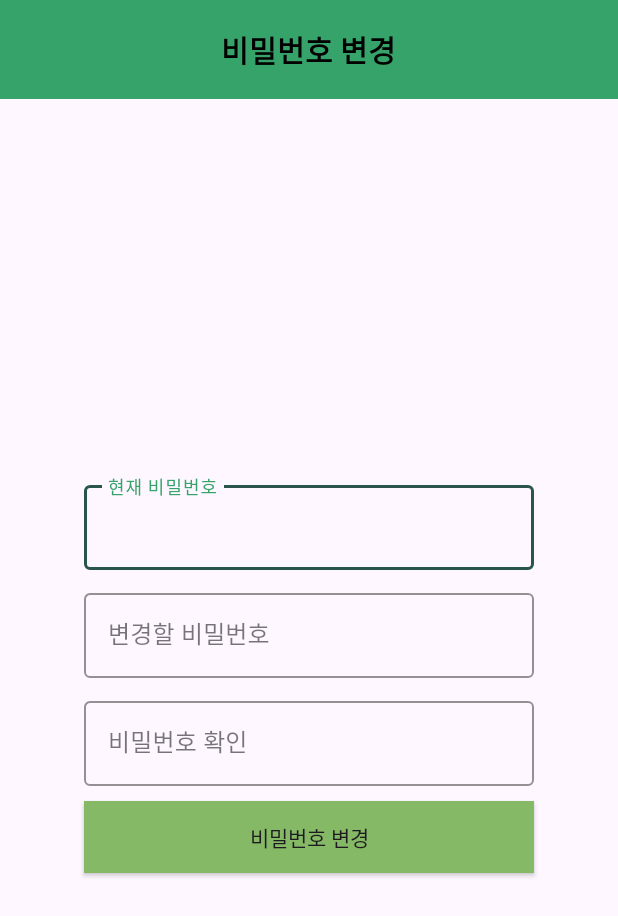
After one commit to alsgudans/cropdiary, an Android app: the ChangepasswordActivity screen opened directly, with no data from a screen before it, on a phone screen of 412 x 824 dp. The commit adds this screen. Shown: the top 916 px of the screen. Run offline under Robolectric (Android 15) with nearby library versions, the phone set to English and light mode, and no system bars; our stand-ins replace Firebase (no records; nobody signed in at launch, a user with empty details on screens opened directly).

Commit message:
비밀번호, 닉네임 변경 기능 완성

```diff
--- a/app/src/main/AndroidManifest.xml
+++ b/app/src/main/AndroidManifest.xml
@@ -12,6 +12,12 @@
         android:supportsRtl="true"
         android:theme="@style/Theme.Mycrodiary"
         tools:targetApi="31">
+        <activity
+            android:name=".Setting_Pages.ChangenicknameActivity"
+            android:exported="false" />
+        <activity
+            android:name=".Setting_Pages.ChangepasswordActivity"
+            android:exported="false" />
         <activity
             android:name=".Cropdiary_Pages.CropdiaryinfopageActivity"
             android:exported="false" />
--- /dev/null
+++ b/app/src/main/java/com/example/mycrodiary/Setting_Pages/ChangepasswordActivity.kt
@@ -0,0 +1,57 @@
+package com.example.mycrodiary.Setting_Pages
+
+import android.os.Bundle
+import android.widget.Toast
+import androidx.appcompat.app.AppCompatActivity
+import com.example.mycrodiary.databinding.ActivityChangepasswordBinding
+import com.google.firebase.auth.EmailAuthProvider
+import com.google.firebase.auth.FirebaseAuth
+
+class ChangepasswordActivity : AppCompatActivity() {
+    private lateinit var auth: FirebaseAuth
+
+    override fun onCreate(savedInstanceState: Bundle?) {
+        super.onCreate(savedInstanceState)
+        val binding = ActivityChangepasswordBinding.inflate(layoutInflater)
+        setContentView(binding.root)
+
+        auth = FirebaseAuth.getInstance()
+
+        binding.changePasswordBtn.setOnClickListener {
+            val currentPassword = binding.nowPassword.text.toString()
+            val newPassword = binding.changePassword.text.toString()
+            val newPasswordConfirm = binding.checkChangedPassword.text.toString()
+
+            if (newPassword != newPasswordConfirm) {
+                showToast("새 비밀번호가 일치하지 않습니다.")
+                return@setOnClickListener
+            }
+
+            val user = auth.currentUser
+            if (user != null && user.email != null) {
+                val credential = EmailAuthProvider.getCredential(user.email!!, currentPassword)
+
+                // 현재 비밀번호 확인
+                user.reauthenticate(credential).addOnCompleteListener { reAuthTask ->
+                    if (reAuthTask.isSuccessful) {
+                        // 새 비밀번호 설정
+                        user.updatePassword(newPassword).addOnCompleteListener { updateTask ->
+                            if (updateTask.isSuccessful) {
+                                showToast("비밀번호가 성공적으로 변경되었습니다.")
+                                finish()
+                            } else {
+                                showToast("비밀번호 변경 중 오류가 발생했습니다.")
+                            }
+                        }
+                    } else {
+                        showToast("현재 비밀번호가 올바르지 않습니다.")
+                    }
+                }
+            }
+        }
+    }
+
+    private fun showToast(message: String) {
+        Toast.makeText(this, message, Toast.LENGTH_SHORT).show()
+    }
+}
--- /dev/null
+++ b/app/src/main/res/layout/activity_changepassword.xml
@@ -0,0 +1,99 @@
+<?xml version="1.0" encoding="utf-8"?>
+<LinearLayout xmlns:android="http://schemas.android.com/apk/res/android"
+    xmlns:app="http://schemas.android.com/apk/res-auto"
+    xmlns:tools="http://schemas.android.com/tools"
+    android:id="@+id/main"
+    android:layout_width="match_parent"
+    android:layout_height="match_parent"
+    android:orientation="vertical"
+    tools:context=".Setting_Pages.ChangepasswordActivity">
+    <com.google.android.material.appbar.AppBarLayout
+        android:layout_width="match_parent"
+        android:layout_height="wrap_content"
+        android:background="@color/main_color"
+        android:gravity="center"
+        >
+
+        <TextView
+            android:layout_width="wrap_content"
+            android:layout_height="wrap_content"
+            android:padding="18dp"
+            android:text="비밀번호 변경"
+            android:textSize="20dp"
+            android:textStyle="bold"
+            android:textColor="@color/black"
+            />
+
+    </com.google.android.material.appbar.AppBarLayout>
+
+    <LinearLayout
+        android:layout_width="match_parent"
+        android:layout_height="match_parent"
+        android:orientation="vertical"
+        android:gravity="center">
+
+        <com.google.android.material.textfield.TextInputLayout
+            style="@style/Widget.MaterialComponents.TextInputLayout.OutlinedBox"
+            app:boxStrokeColor="@color/bulu_green"
+            android:layout_width="wrap_content"
+            android:layout_height="wrap_content"
+            android:layout_marginTop="10dp"
+            >
+
+            <com.google.android.material.textfield.TextInputEditText
+                android:id="@+id/now_password"
+                android:layout_width="300dp"
+                android:layout_height="wrap_content"
+                android:hint="현재 비밀번호"/>
+
+        </com.google.android.material.textfield.TextInputLayout>
+
+
+        <com.google.android.material.textfield.TextInputLayout
+            style="@style/Widget.MaterialComponents.TextInputLayout.OutlinedBox"
+            app:boxStrokeColor="@color/bulu_green"
+            android:layout_width="wrap_content"
+            android:layout_height="wrap_content"
+            android:layout_marginTop="10dp"
+            >
+
+            <com.google.android.material.textfield.TextInputEditText
+                android:id="@+id/change_password"
+                android:layout_width="300dp"
+                android:layout_height="wrap_content"
+                android:hint="변경할 비밀번호"/>
+
+        </com.google.android.material.textfield.TextInputLayout>
+
+        <com.google.android.material.textfield.TextInputLayout
+            style="@style/Widget.MaterialComponents.TextInputLayout.OutlinedBox"
+            app:boxStrokeColor="@color/bulu_green"
+            android:layout_width="wrap_content"
+            android:layout_height="wrap_content"
+            android:layout_marginTop="10dp"
+            >
+
+            <com.google.android.material.textfield.TextInputEditText
+                android:id="@+id/check_changed_password"
+                android:layout_width="300dp"
+                android:layout_height="wrap_content"
+                android:hint="비밀번호 확인"/>
+
+        </com.google.android.material.textfield.TextInputLayout>
+
+        <android.widget.Button
+            android:id="@+id/change_password_btn"
+            android:layout_marginTop="10dp"
+            android:layout_width="300dp"
+            android:layout_height="wrap_content"
+            android:text="비밀번호 변경"
+            android:background="@color/button_color1"/>
+
+
+
+
+    </LinearLayout>
+
+
+
+</LinearLayout>
```
Also changed, not shown: app/src/main/java/com/example/mycrodiary/Setting_Pages/ChangenicknameActivity.kt (added, +43 -0 lines), app/src/main/java/com/example/mycrodiary/Setting_Pages/SettingpageActivity.kt (+18 -0 lines), app/src/main/res/layout/activity_changenickname.xml (added, +68 -0 lines).
